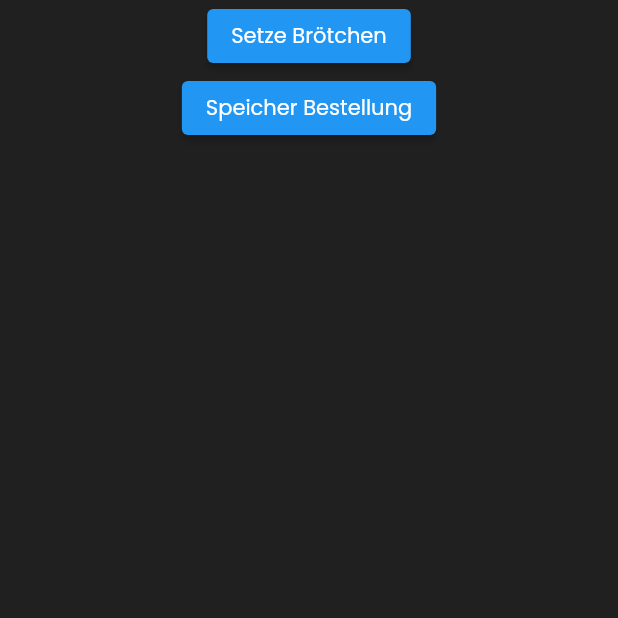
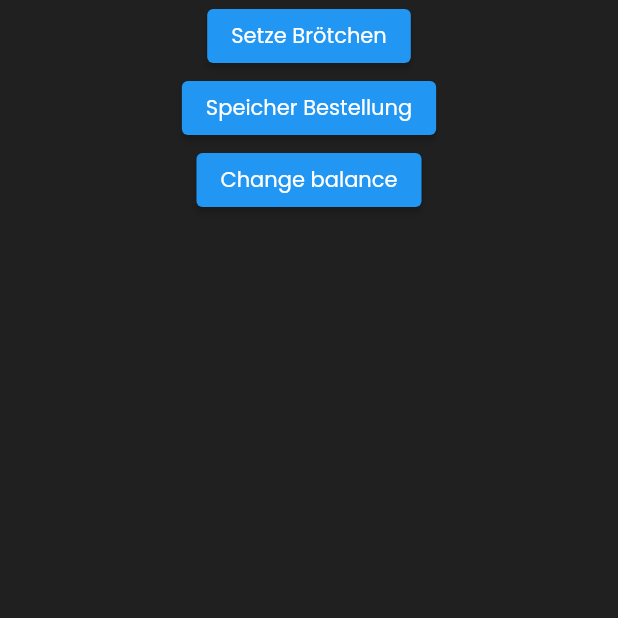
Before and after one commit to mmaeffert/fs201, a Flutter app: the WriteExample screen opened directly, after a tap on "Speicher Bestellung", on a phone screen of 412 x 824 dp, the top half of it. Run offline on Flutter 3.47's test engine with Material 2 defaults, Android fonts, the phone set to English and light mode, and no system bars; our stand-ins replace firebase_auth, firebase_core, firebase_database, font_awesome_flutter, google_sign_in; accounts and stored records are empty.

Commit message:
added writeOrder functionality

```diff
--- a/lib/account.dart
+++ b/lib/account.dart
@@ -1,4 +1,5 @@
 import 'package:broetchenservice/googleSignInProvider.dart';
+import 'package:broetchenservice/writeToDB.dart';
 import 'package:firebase_auth/firebase_auth.dart';
 import 'package:flutter/material.dart';
 import 'package:font_awesome_flutter/font_awesome_flutter.dart';
--- a/lib/googleSignInProvider.dart
+++ b/lib/googleSignInProvider.dart
@@ -1,3 +1,4 @@
+import 'package:broetchenservice/writeToDB.dart';
 import 'package:firebase_auth/firebase_auth.dart';
 import 'package:flutter/material.dart';
 import 'package:google_sign_in/google_sign_in.dart';
@@ -22,6 +23,8 @@ class GoogleSignInProvider extends ChangeNotifier {
 
     await FirebaseAuth.instance.signInWithCredential(credential);
 
+    writeToDB().updateUser();
+
     notifyListeners();
   }
 }
--- a/lib/writeExample.dart
+++ b/lib/writeExample.dart
@@ -34,7 +34,12 @@ class _WriteExampleState extends State<WriteExample> {
             onPressed: () {
               writeOrder();
             },
-            child: Text("Speicher Bestellung"))
+            child: Text("Speicher Bestellung")),
+        ElevatedButton(
+            onPressed: () {
+              writeToDB().changeUserBalance(10, "Guthaben aufgelade", "");
+            },
+            child: Text("Change balance")),
       ]),
     ));
   }
--- a/lib/writeToDB.dart
+++ b/lib/writeToDB.dart
@@ -1,3 +1,4 @@
+import 'package:broetchenservice/order/singleOrder.dart';
 import 'package:broetchenservice/order/wholeOrder.dart';
 import 'package:firebase_database/firebase_database.dart';
 import 'package:flutter/material.dart';
@@ -5,13 +6,13 @@ import 'package:firebase_auth/firebase_auth.dart';
 
 class writeToDB {
   final database = FirebaseDatabase.instance.ref();
+  final user = FirebaseAuth.instance.currentUser;
 
   //Writes an Order to DB
   writeOrder(WholeOrder order) {
     final orderNode = database.child('/bestellungen/').push();
 
     final orderID = orderNode.key;
-    print(orderID);
 
     //Create composition JSON data
     var orderListJson = [];
@@ -19,7 +20,8 @@ class writeToDB {
       orderListJson.add({
         'identifier': singleOrder.identifier,
         'amount': singleOrder.amount,
-        'price': singleOrder.price
+        'price': singleOrder.price,
+        'status': singleOrder.status
       });
     });
 
@@ -35,13 +37,55 @@ class writeToDB {
         .then((value) => print("Erfolgreich geschrieben"))
         .catchError((onError) => print(onError));
 
-    final user = FirebaseAuth.instance.currentUser;
-
     database
         .child('/user_order/' + user!.uid)
         .update({orderID!: 1})
         .then((value) => print("Erfolgreich geschrieben"))
         .catchError((onError) => print(onError));
     ;
+
+    double orderValue = 0;
+    order.orderList.forEach((singleOrder) {
+      orderValue += singleOrder.amount * singleOrder.price;
+    });
+
+    changeUserBalance(orderValue * (-1), "from order", orderID);
+  }
+
+  updateUser() {
+    final userEntry = database.child('/users/' + user!.uid);
+
+    var query = <String, dynamic>{
+      'name': user!.displayName,
+      'mail': user!.email,
+    };
+
+    userEntry
+        .update(query)
+        .then((value) => print("Erfolgreich geschrieben"))
+        .catchError((onError) => print(onError));
+  }
+
+  changeUserBalance(double balance, String comment, String orderID) {
+    print("BALANCE: " + balance.toString());
+
+    if (balance == 0) {
+      throw new Exception("Balance must be positive");
+    }
+
+    final balanceTable = database.child('/balance/' + user!.uid);
+
+    var query = <String, dynamic>{
+      DateTime.now().millisecondsSinceEpoch.toString(): {
+        'balance': balance,
+        'comment': (comment == "") ? "no comment" : comment,
+        'orderID': (orderID == "") ? "N/A" : orderID
+      }
+    };
+
+    balanceTable
+        .update(query)
+        .then((value) => print("Erfolgreich geschrieben"))
+        .catchError((onError) => print(onError));
   }
 }
```
Also changed, not shown: 1 other file.
